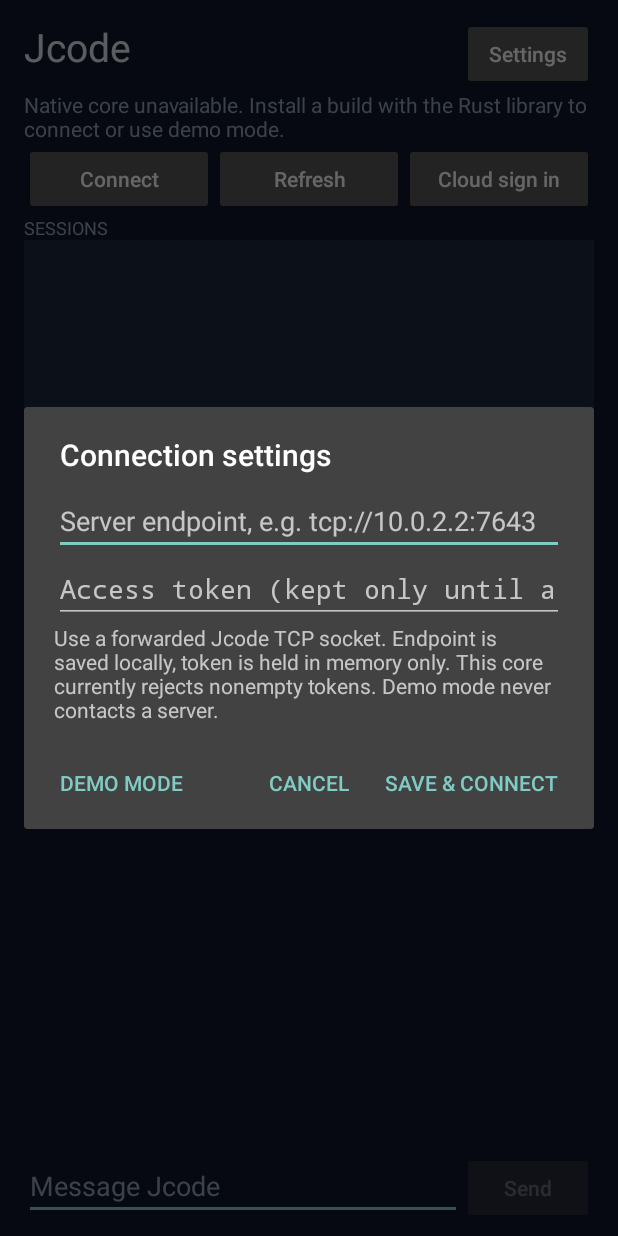
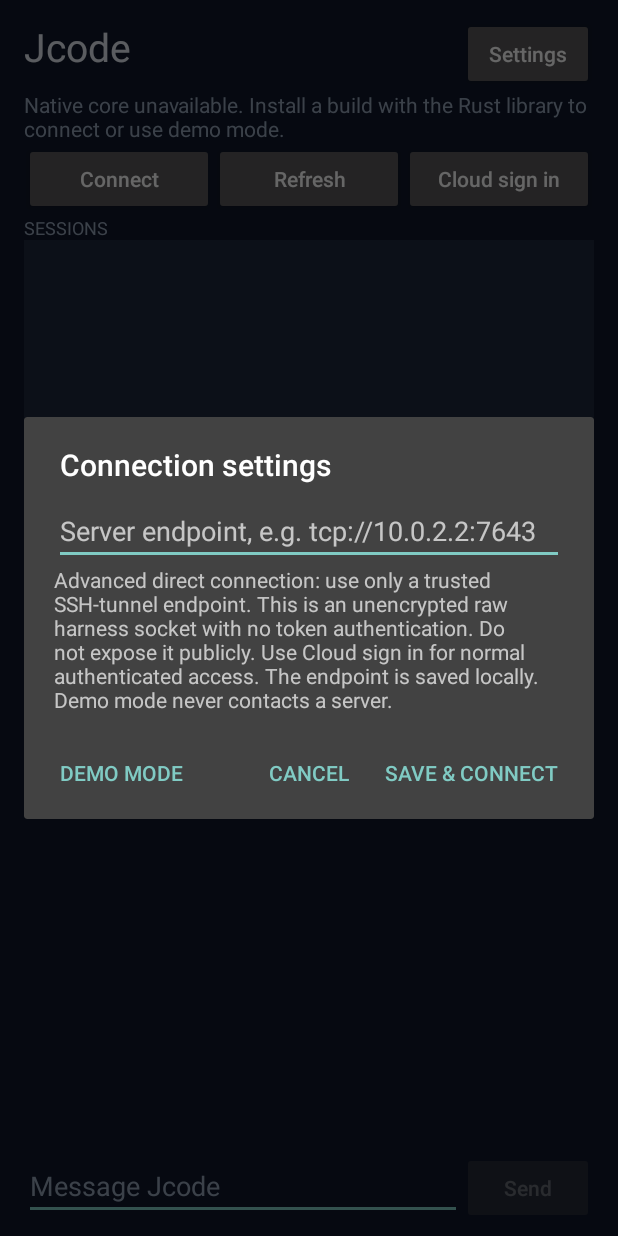
Before and after one commit to 1jehuang/jcode-mobile, an Android app: the screen it shows after launch (MainActivity), after a tap on "Settings", on a phone screen of 412 x 824 dp. Run offline under Robolectric (Android 15) with nearby library versions, the phone set to English and light mode, and no system bars.

Commit message:
Remove unsupported direct-socket token UI and clarify tunnel safety

```diff
--- a/android/app/src/main/java/org/jcode/mobile/MainActivity.java
+++ b/android/app/src/main/java/org/jcode/mobile/MainActivity.java
@@ -200,7 +200,6 @@ public final class MainActivity extends Activity {
         if (!demo && endpoint.isEmpty()) { showSettings(); return; }
         JSONObject args = new JSONObject();
         put(args, "endpoint", endpoint);
-        put(args, "token", accessToken);
         request("connect", args, true);
     }
 
@@ -440,19 +439,12 @@ public final class MainActivity extends Activity {
         endpoint.setSingleLine(true);
         endpoint.setText(preferences.getString("endpoint", ""));
         panel.addView(endpoint);
-        EditText token = new EditText(this);
-        token.setHint("Access token (kept only until app closes)");
-        token.setInputType(InputType.TYPE_CLASS_TEXT | InputType.TYPE_TEXT_VARIATION_PASSWORD);
-        token.setSingleLine(true);
-        token.setText(accessToken);
-        panel.addView(token);
         TextView note = new TextView(this);
-        note.setText("Use a forwarded Jcode TCP socket. Endpoint is saved locally, token is held in memory only. This core currently rejects nonempty tokens. Demo mode never contacts a server.");
+        note.setText("Advanced direct connection: use only a trusted SSH-tunnel endpoint. This is an unencrypted raw harness socket with no token authentication. Do not expose it publicly. Use Cloud sign in for normal authenticated access. The endpoint is saved locally. Demo mode never contacts a server.");
         panel.addView(note);
         present(new AlertDialog.Builder(this).setTitle("Connection settings").setView(panel)
             .setPositiveButton("Save & connect", (dialog, which) -> {
                 preferences.edit().putString("endpoint", endpoint.getText().toString().trim()).apply();
-                accessToken = token.getText().toString();
                 demo = false;
                 connectSaved();
             })
@@ -481,7 +473,6 @@ public final class MainActivity extends Activity {
     private static void setEnabledIfChanged(View view, boolean enabled) {
         if (view.isEnabled() != enabled) view.setEnabled(enabled);
     }
-    private static String accessToken = "";
     private void updateControls() {
         setEnabledIfChanged(send, !interactiveBusy && connected && !selected.isEmpty() && !processing);
         int cancelVisibility = processing ? View.VISIBLE : View.GONE;
```
